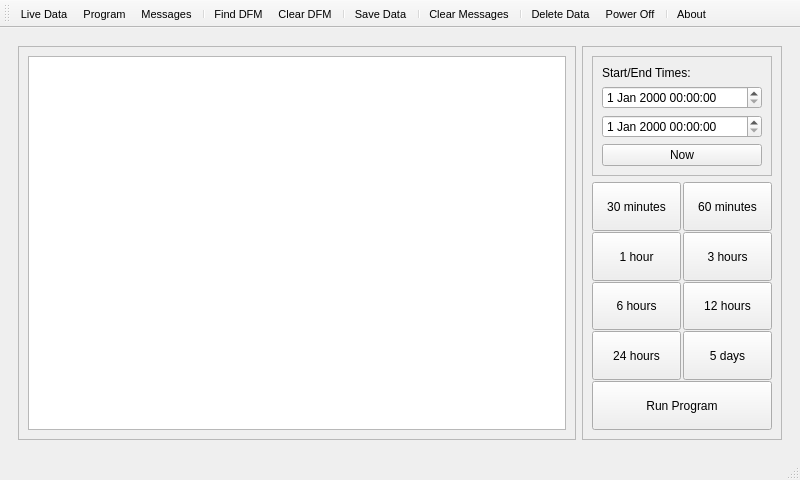
Qt form Mainwindow.ui (spletcher1/PyMCU) before a commit.
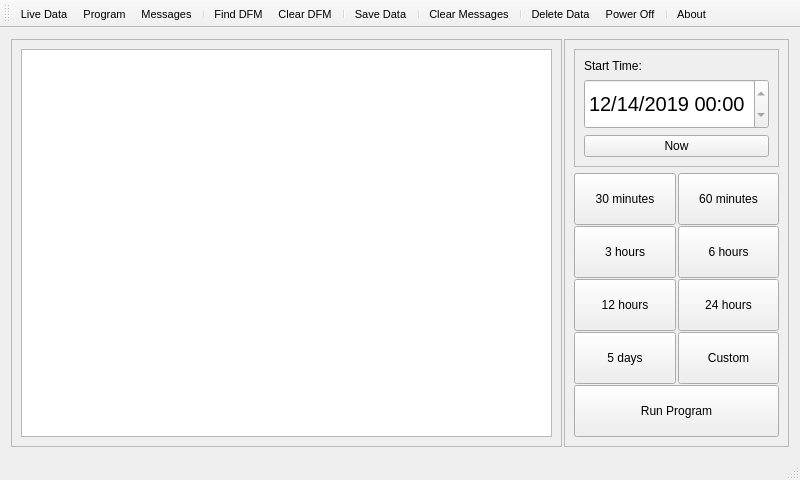
The same form after that commit. Icons and pictures are not drawn.

Commit message:
Draft of 80% program page done.
Still need to work out the start time chooser and the Now button.

Diff of the .ui file:
```diff
--- a/Mainwindow.ui
+++ b/Mainwindow.ui
@@ -35,7 +35,7 @@
       <property name="minimumSize">
        <size>
         <width>380</width>
-        <height>0</height>
+        <height>390</height>
        </size>
       </property>
       <property name="currentIndex">
@@ -46,6 +46,21 @@
         <number>-8</number>
        </property>
        <layout class="QHBoxLayout" name="horizontalLayout_7">
+        <property name="spacing">
+         <number>2</number>
+        </property>
+        <property name="leftMargin">
+         <number>2</number>
+        </property>
+        <property name="topMargin">
+         <number>2</number>
+        </property>
+        <property name="rightMargin">
+         <number>2</number>
+        </property>
+        <property name="bottomMargin">
+         <number>2</number>
+        </property>
         <item>
          <widget class="QScrollArea" name="scrollArea_2">
           <property name="minimumSize">
@@ -63,12 +78,21 @@
              <x>0</x>
              <y>0</y>
              <width>541</width>
-             <height>355</height>
+             <height>384</height>
             </rect>
            </property>
            <layout class="QVBoxLayout" name="verticalLayout_6">
             <item>
-             <widget class="QTextEdit" name="ProgramTextEdit"/>
+             <widget class="QTextEdit" name="ProgramTextEdit">
+              <property name="font">
+               <font>
+                <pointsize>8</pointsize>
+               </font>
+              </property>
+              <property name="readOnly">
+               <bool>true</bool>
+              </property>
+             </widget>
             </item>
            </layout>
           </widget>
@@ -107,15 +131,37 @@
               <item>
                <widget class="QLabel" name="label_11">
                 <property name="text">
-                 <string>Start/End Times:</string>
+                 <string>Start Time:</string>
                 </property>
                </widget>
               </item>
               <item>
-               <widget class="QDateTimeEdit" name="StartTimeEdit"/>
-              </item>
-              <item>
-               <widget class="QDateTimeEdit" name="EndTimeEdit"/>
+               <widget class="QDateTimeEdit" name="StartTimeEdit">
+                <property name="minimumSize">
+                 <size>
+                  <width>0</width>
+                  <height>50</height>
+                 </size>
+                </property>
+                <property name="font">
+                 <font>
+                  <pointsize>15</pointsize>
+                 </font>
+                </property>
+                <property name="minimumDate">
+                 <date>
+                  <year>2019</year>
+                  <month>12</month>
+                  <day>14</day>
+                 </date>
+                </property>
+                <property name="displayFormat">
+                 <string>MM/dd/yyyy HH:mm</string>
+                </property>
+                <property name="calendarPopup">
+                 <bool>false</bool>
+                </property>
+               </widget>
               </item>
               <item>
                <widget class="QPushButton" name="StartTimeNowButton">
@@ -136,7 +182,7 @@
               <number>1</number>
              </property>
              <item row="1" column="1">
-              <widget class="QPushButton" name="T3HrButton">
+              <widget class="QPushButton" name="T6HrButton">
                <property name="sizePolicy">
                 <sizepolicy hsizetype="Minimum" vsizetype="MinimumExpanding">
                  <horstretch>0</horstretch>
@@ -144,7 +190,7 @@
                 </sizepolicy>
                </property>
                <property name="text">
-                <string>3 hours</string>
+                <string>6 hours</string>
                </property>
               </widget>
              </item>
@@ -175,19 +221,6 @@
               </widget>
              </item>
              <item row="2" column="1">
-              <widget class="QPushButton" name="T12HrButton">
-               <property name="sizePolicy">
-                <sizepolicy hsizetype="Minimum" vsizetype="MinimumExpanding">
-                 <horstretch>0</horstretch>
-                 <verstretch>0</verstretch>
-                </sizepolicy>
-               </property>
-               <property name="text">
-                <string>12 hours</string>
-               </property>
-              </widget>
-             </item>
-             <item row="3" column="0">
               <widget class="QPushButton" name="T24HrButton">
                <property name="sizePolicy">
                 <sizepolicy hsizetype="Minimum" vsizetype="MinimumExpanding">
@@ -200,8 +233,21 @@
                </property>
               </widget>
              </item>
+             <item row="3" column="0">
+              <widget class="QPushButton" name="T5DButton">
+               <property name="sizePolicy">
+                <sizepolicy hsizetype="Minimum" vsizetype="MinimumExpanding">
+                 <horstretch>0</horstretch>
+                 <verstretch>0</verstretch>
+                </sizepolicy>
+               </property>
+               <property name="text">
+                <string>5 days</string>
+               </property>
+              </widget>
+             </item>
              <item row="2" column="0">
-              <widget class="QPushButton" name="T6HrButton">
+              <widget class="QPushButton" name="T12HrButton">
                <property name="sizePolicy">
                 <sizepolicy hsizetype="Minimum" vsizetype="MinimumExpanding">
                  <horstretch>0</horstretch>
@@ -209,12 +255,12 @@
                 </sizepolicy>
                </property>
                <property name="text">
-                <string>6 hours</string>
+                <string>12 hours</string>
                </property>
               </widget>
              </item>
              <item row="1" column="0">
-              <widget class="QPushButton" name="T1HrButton">
+              <widget class="QPushButton" name="T3HrButton">
                <property name="sizePolicy">
                 <sizepolicy hsizetype="Minimum" vsizetype="MinimumExpanding">
                  <horstretch>0</horstretch>
@@ -222,12 +268,12 @@
                 </sizepolicy>
                </property>
                <property name="text">
-                <string>1 hour</string>
+                <string>3 hours</string>
                </property>
               </widget>
              </item>
              <item row="3" column="1">
-              <widget class="QPushButton" name="T5DButton">
+              <widget class="QPushButton" name="CustomButton">
                <property name="sizePolicy">
                 <sizepolicy hsizetype="Minimum" vsizetype="MinimumExpanding">
                  <horstretch>0</horstretch>
@@ -235,7 +281,7 @@
                 </sizepolicy>
                </property>
                <property name="text">
-                <string>5 days</string>
+                <string>Custom</string>
                </property>
               </widget>
              </item>
```
Left out of the diff: 18 changed lines with no effect on the pictures. The commit also changes 2 other files.
